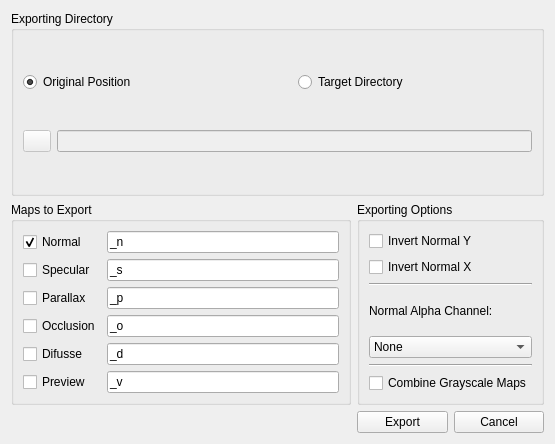
azagaya/laigter, file gui/exportwidget.ui: the form before one commit.
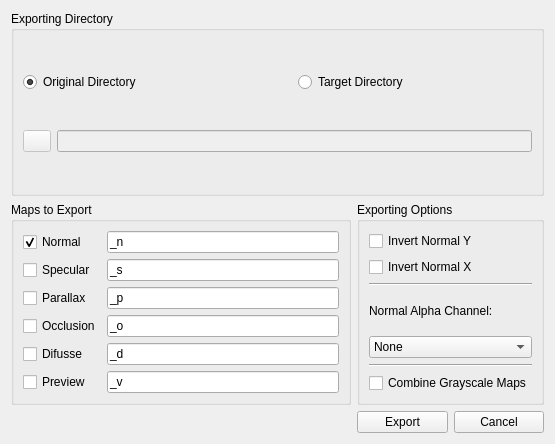
The form after the commit. Icons and pictures are not drawn.

Diff of the .ui file:
```diff
--- a/gui/exportwidget.ui
+++ b/gui/exportwidget.ui
@@ -23,7 +23,7 @@
       <item row="0" column="0" colspan="2">
        <widget class="QRadioButton" name="radioButtonOriginalPos">
         <property name="text">
-         <string>Original Position</string>
+         <string>Original Directory</string>
         </property>
         <property name="checked">
          <bool>true</bool>
```
Left out of the diff: 3 changed lines with no effect on the pictures.
